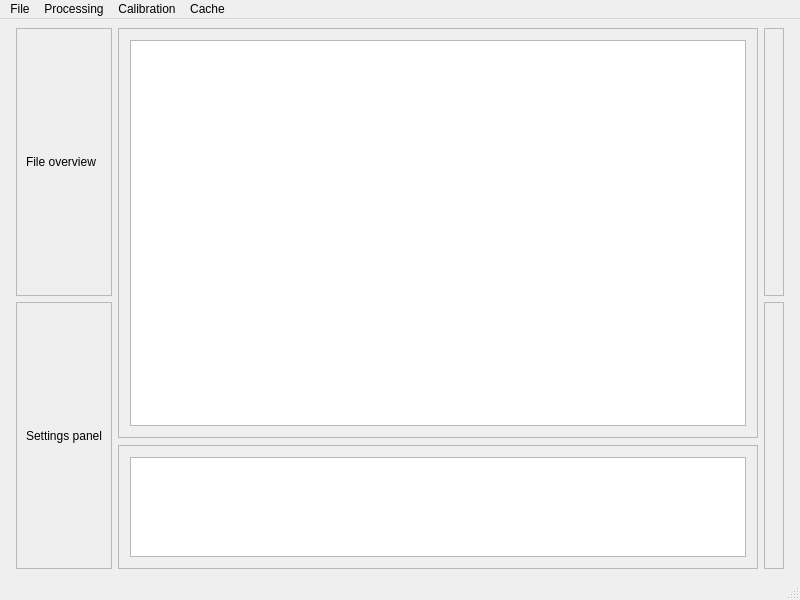
Above: resources/ui/mainwindow2.ui from Julek-AK/PolarVis before the change. Below: the same form after it.
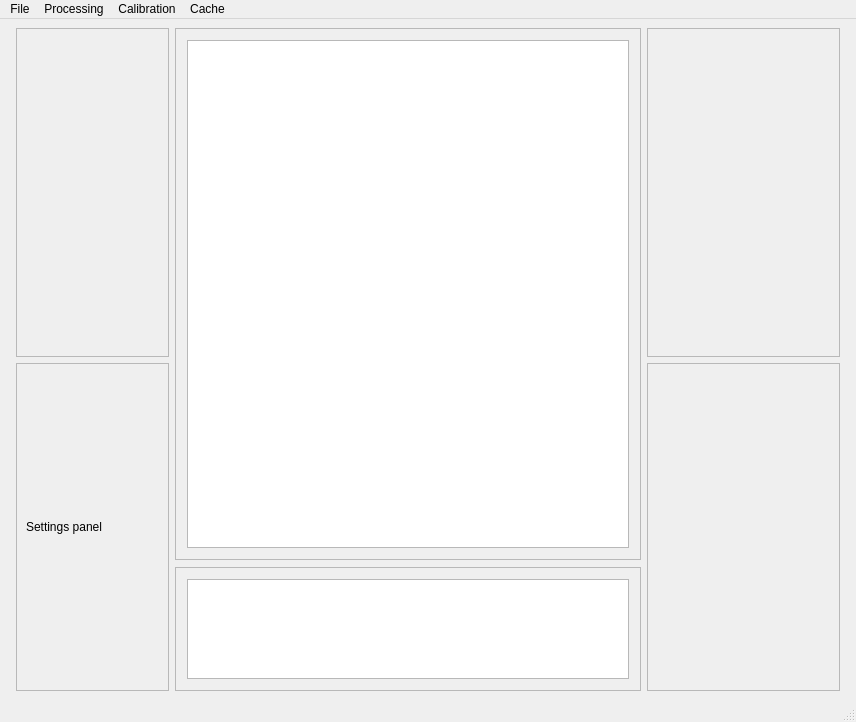
That is the form after the change. Custom widgets are drawn as their Qt base class.

```diff
--- a/resources/ui/mainwindow2.ui
+++ b/resources/ui/mainwindow2.ui
@@ -6,8 +6,8 @@
    <rect>
     <x>0</x>
     <y>0</y>
-    <width>800</width>
-    <height>600</height>
+    <width>856</width>
+    <height>722</height>
    </rect>
   </property>
   <property name="sizePolicy">
@@ -16,13 +16,31 @@
     <verstretch>10</verstretch>
    </sizepolicy>
   </property>
+  <property name="minimumSize">
+   <size>
+    <width>720</width>
+    <height>640</height>
+   </size>
+  </property>
   <property name="windowTitle">
    <string>MainWindow</string>
   </property>
   <widget class="QWidget" name="centralwidget">
-   <layout class="QHBoxLayout" name="horizontalLayout">
+   <layout class="QHBoxLayout" name="horizontalLayout" stretch="1,3,1">
     <item>
      <widget class="QFrame" name="frame_left">
+      <property name="minimumSize">
+       <size>
+        <width>160</width>
+        <height>0</height>
+       </size>
+      </property>
+      <property name="maximumSize">
+       <size>
+        <width>320</width>
+        <height>16777215</height>
+       </size>
+      </property>
       <property name="frameShape">
        <enum>QFrame::Shape::NoFrame</enum>
       </property>
@@ -43,22 +61,14 @@
         <number>0</number>
        </property>
        <item>
-        <widget class="QFrame" name="frame_overview">
+        <widget class="CalibrationPanel" name="frame_calibration_panel">
          <property name="frameShape">
           <enum>QFrame::Shape::StyledPanel</enum>
          </property>
          <property name="frameShadow">
           <enum>QFrame::Shadow::Raised</enum>
          </property>
-         <layout class="QVBoxLayout" name="verticalLayout_7">
-          <item>
-           <widget class="QLabel" name="label_3">
-            <property name="text">
-             <string>File overview</string>
-            </property>
-           </widget>
-          </item>
-         </layout>
+         <layout class="QVBoxLayout" name="verticalLayout_7"/>
         </widget>
        </item>
        <item>
@@ -222,6 +232,18 @@
     </item>
     <item>
      <widget class="QFrame" name="frame_right">
+      <property name="minimumSize">
+       <size>
+        <width>200</width>
+        <height>0</height>
+       </size>
+      </property>
+      <property name="maximumSize">
+       <size>
+        <width>320</width>
+        <height>16777215</height>
+       </size>
+      </property>
       <property name="frameShape">
        <enum>QFrame::Shape::NoFrame</enum>
       </property>
@@ -273,7 +295,7 @@
     <rect>
      <x>0</x>
      <y>0</y>
-     <width>800</width>
+     <width>856</width>
      <height>25</height>
     </rect>
    </property>
@@ -400,6 +422,12 @@
    <header>gui.pixel_info_panel</header>
    <container>1</container>
   </customwidget>
+  <customwidget>
+   <class>CalibrationPanel</class>
+   <extends>QFrame</extends>
+   <header>gui.calibration_panel</header>
+   <container>1</container>
+  </customwidget>
  </customwidgets>
  <resources/>
  <connections/>
```
Left out of the diff: 7 changed lines with no effect on the pictures.
